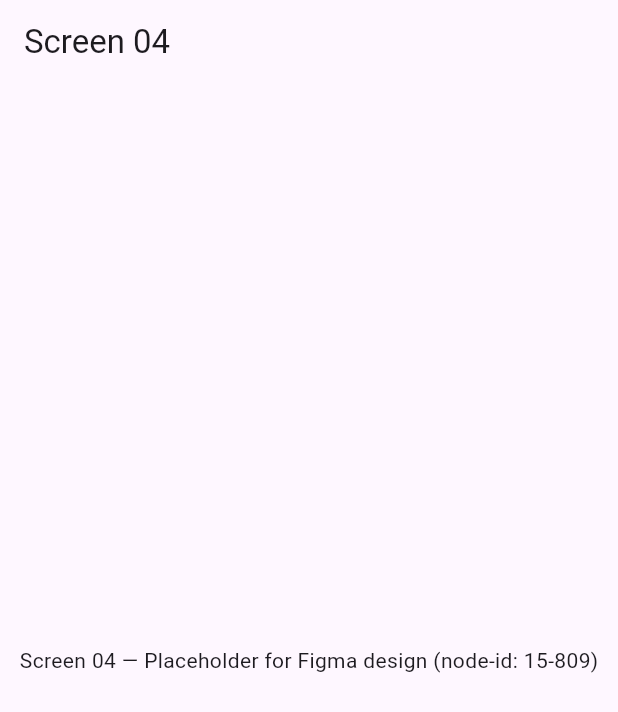
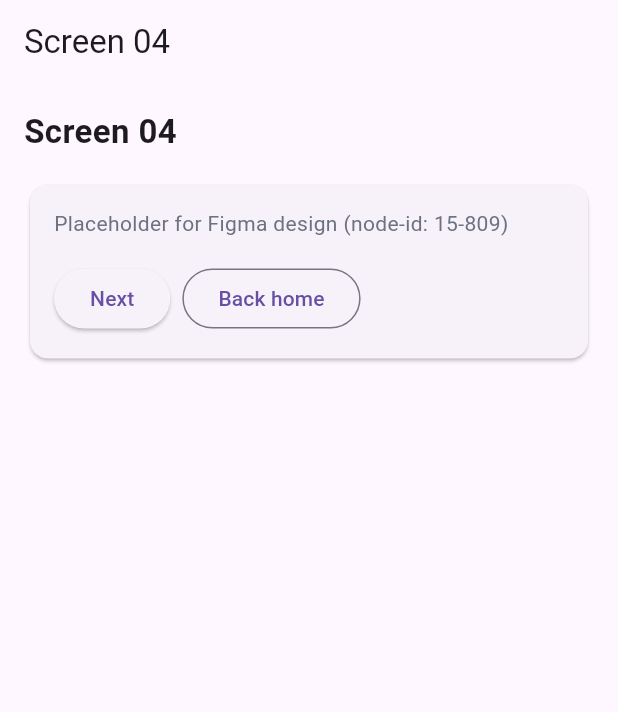
Before and after one commit to Chhialy/BookLoop_Project, a Flutter app: the Screen04 screen opened by its route, on a phone screen of 412 x 824 dp. Shown: the top 712 px of the screen. Run offline on Flutter 3.47's test engine with Material 3 defaults, Android fonts, the phone set to English and light mode, and no system bars; our stand-ins replace flutter_riverpod, go_router.

Commit message:
feat(mobile): implement screens 4-6 placeholders with tokens and routing

```diff
--- a/mobile/flutter/lib/screens/screen04.dart
+++ b/mobile/flutter/lib/screens/screen04.dart
@@ -1,13 +1,49 @@
 import 'package:flutter/material.dart';
+import 'package:go_router/go_router.dart';
+import '../src/design_tokens.dart';
 
 class Screen04 extends StatelessWidget {
+  const Screen04({Key? key}) : super(key: key);
+
   @override
   Widget build(BuildContext context) {
     return Scaffold(
-      appBar: AppBar(title: Text('Screen 04')),
-      body: Center(
-        child:
-            Text('Screen 04 — Placeholder for Figma design (node-id: 15-809)'),
+      appBar: AppBar(title: const Text('Screen 04')),
+      body: Padding(
+        padding: const EdgeInsets.all(Tokens.spacingMedium),
+        child: Column(
+          crossAxisAlignment: CrossAxisAlignment.start,
+          children: [
+            Text('Screen 04',
+                style: TextStyle(
+                    fontSize: Tokens.h2, fontWeight: FontWeight.w600)),
+            const SizedBox(height: Tokens.spacingMedium),
+            Card(
+              child: Padding(
+                padding: const EdgeInsets.all(Tokens.spacingMedium),
+                child: Column(
+                  crossAxisAlignment: CrossAxisAlignment.start,
+                  children: [
+                    Text('Placeholder for Figma design (node-id: 15-809)',
+                        style: TextStyle(color: Tokens.textSecondary)),
+                    const SizedBox(height: Tokens.spacingMedium),
+                    Row(
+                      children: [
+                        ElevatedButton(
+                            onPressed: () => context.go('/screen05'),
+                            child: const Text('Next')),
+                        const SizedBox(width: Tokens.spacingSmall),
+                        OutlinedButton(
+                            onPressed: () => context.go('/'),
+                            child: const Text('Back home')),
+                      ],
+                    )
+                  ],
+                ),
+              ),
+            ),
+          ],
+        ),
       ),
     );
   }
```
Also changed, not shown: mobile/flutter/lib/screens/screen05.dart (+17 -4 lines), mobile/flutter/lib/screens/screen06.dart (+23 -4 lines).
